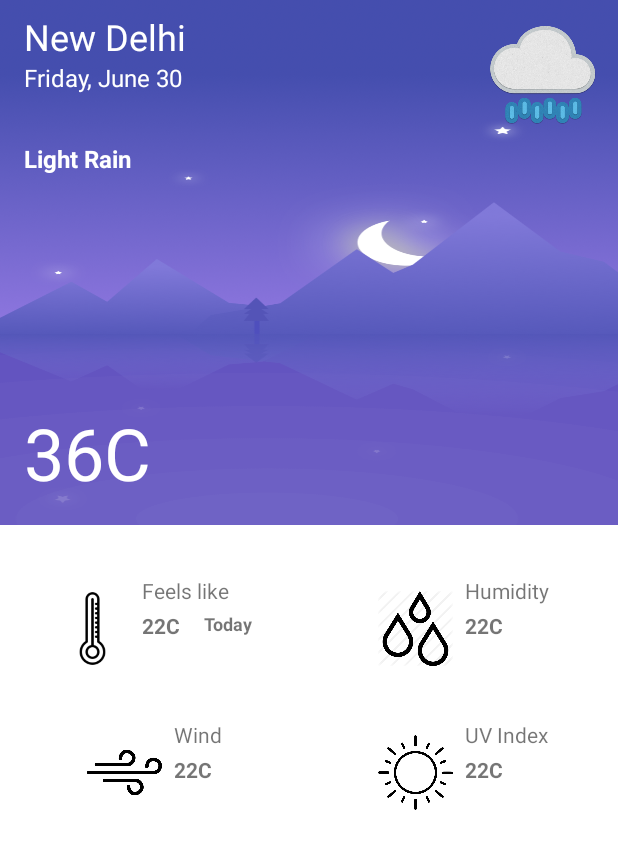
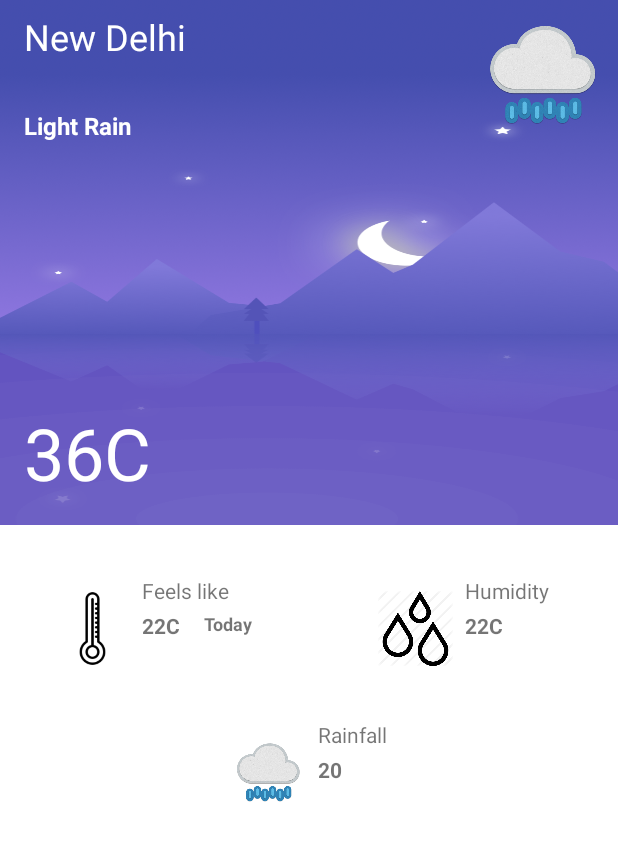
Before and after one commit to GeekyCats/Krishi, an Android app: the layout fragment_weather.xml on its own in the app's theme, with its tools: preview values and no code run, on a phone screen of 412 x 824 dp. Shown: the top 849 px of the screen. Run offline under Robolectric (Android 15) with nearby library versions, the phone set to English and light mode, and no system bars.

Commit message:
Worked on Automatic Weather fetch

```diff
--- a/Krishi/app/src/main/AndroidManifest.xml
+++ b/Krishi/app/src/main/AndroidManifest.xml
@@ -3,6 +3,9 @@
     xmlns:tools="http://schemas.android.com/tools">
 
     <uses-permission android:name="android.permission.INTERNET"/>
+    <uses-permission android:name="android.permission.ACCESS_COARSE_LOCATION" />
+    <uses-permission android:name="android.permission.ACCESS_FINE_LOCATION" />
+    <uses-permission android:name="android.permission.ACCESS_BACKGROUND_LOCATION" />
     <application
         android:allowBackup="true"
         android:dataExtractionRules="@xml/data_extraction_rules"
--- a/Krishi/app/src/main/java/com/example/krishi/retrofit/UserService.java
+++ b/Krishi/app/src/main/java/com/example/krishi/retrofit/UserService.java
@@ -4,15 +4,12 @@ import com.example.krishi.data.LoginRequest;
 import com.example.krishi.data.News;
 import com.example.krishi.data.UserResponse;
 import com.example.krishi.data.SignUpRequest;
-import com.example.krishi.data.WeatherResponse;
 
 import java.util.List;
 
 import retrofit2.http.Body;
-import retrofit2.http.GET;
 import retrofit2.http.Headers;
 import retrofit2.http.POST;
-import retrofit2.http.Query;
 
 public interface UserService {
 
@@ -27,8 +24,5 @@ public interface UserService {
     @POST("/news")
     retrofit2.Call<List<News>> getNews();
 
-    @Headers("Content-Type: application/json")
-    @POST("/weather/current")
-    retrofit2.Call<WeatherResponse> getWeather(@Query("location") String city);
 
 }
--- a/Krishi/app/src/main/res/layout/fragment_weather.xml
+++ b/Krishi/app/src/main/res/layout/fragment_weather.xml
@@ -29,22 +29,12 @@
                 android:textSize="24sp" />
 
             <TextView
-                android:id="@+id/date"
-                android:layout_width="wrap_content"
-                android:layout_height="wrap_content"
-                tools:text="Friday, June 30"
-                android:textColor="@color/white"
-                android:layout_below="@+id/city"
-                android:layout_marginStart="16dp"
-                android:textSize="16sp" />
-
-            <TextView
                 android:id="@+id/condition"
                 android:layout_width="wrap_content"
                 android:layout_height="wrap_content"
                 tools:text="Light Rain"
                 android:textColor="@color/white"
-                android:layout_below="@+id/date"
+                android:layout_below="@+id/city"
                 android:layout_marginStart="16dp"
                 android:textStyle="bold"
                 android:layout_marginTop="32dp"
@@ -191,7 +181,7 @@
                         android:layout_width="50dp"
                         android:layout_height="70dp"
                         android:layout_marginEnd="8dp"
-                        android:src="@drawable/wind" />
+                        android:src="@drawable/art_light_rain" />
 
                     <TextView
                         android:id="@+id/wind"
@@ -199,10 +189,10 @@
                         android:layout_height="wrap_content"
                         android:layout_toEndOf="@+id/wind_img"
                         android:textSize="14sp"
-                        android:text="Wind"/>
+                        android:text="Rainfall"/>
 
                     <TextView
-                        android:id="@+id/wind_value"
+                        android:id="@+id/rainfall"
                         android:layout_width="wrap_content"
                         android:layout_height="wrap_content"
                         android:layout_toEndOf="@+id/wind_img"
@@ -210,44 +200,10 @@
                         android:layout_marginTop="4dp"
                         android:textSize="14sp"
                         android:textStyle="bold"
-                        tools:text="22C"/>
+                        tools:text="20"/>
 
                 </RelativeLayout>
 
-                <RelativeLayout
-                    android:layout_width="0dp"
-                    android:layout_height="wrap_content"
-                    android:gravity="center"
-                    android:padding="8dp"
-                    android:layout_weight="1">
-
-                    <ImageView
-                        android:id="@+id/sun"
-                        android:layout_width="50dp"
-                        android:layout_height="70dp"
-                        android:layout_marginEnd="8dp"
-                        android:src="@drawable/sun"/>
-
-                    <TextView
-                        android:id="@+id/sun_txt"
-                        android:layout_width="wrap_content"
-                        android:layout_height="wrap_content"
-                        android:layout_toEndOf="@+id/sun"
-                        android:textSize="14sp"
-                        android:text="UV Index"/>
-
-                    <TextView
-                        android:id="@+id/uv_value"
-                        android:layout_width="wrap_content"
-                        android:layout_height="wrap_content"
-                        android:layout_toEndOf="@+id/sun"
-                        android:layout_below="@+id/sun_txt"
-                        android:layout_marginTop="4dp"
-                        android:textSize="14sp"
-                        android:textStyle="bold"
-                        tools:text="22C"/>
-
-                </RelativeLayout>
             </LinearLayout>
         </LinearLayout>
     </androidx.constraintlayout.widget.ConstraintLayout>
--- /dev/null
+++ b/Krishi/app/src/main/res/xml/network_security_config.xml
@@ -0,0 +1,6 @@
+<?xml version="1.0" encoding="utf-8"?>
+<network-security-config>
+    <domain-config cleartextTrafficPermitted="true">
+        <domain includeSubdomains="true">api.example.com(to be adjusted)</domain>
+    </domain-config>
+</network-security-config>
```
Also changed, not shown: Krishi/app/build.gradle (+11 -3 lines), Krishi/app/src/main/java/com/example/krishi/MySingleton.java (added, +41 -0 lines), Krishi/app/src/main/java/com/example/krishi/data/WeatherResponse.java (+51 -18 lines), Krishi/app/src/main/java/com/example/krishi/home/Weather.java (+163 -51 lines), Krishi/app/src/main/res/drawable/clouds.png (added), Krishi/app/src/main/res/drawable/drizzle.png (added), Krishi/app/src/main/res/drawable/fog.png (added), Krishi/app/src/main/res/drawable/rain.png (added), Krishi/app/src/main/res/drawable/snow.png (added), Krishi/app/src/main/res/drawable/sunny.png (added), Krishi/app/src/main/res/drawable/thunderstorm.png (added).
